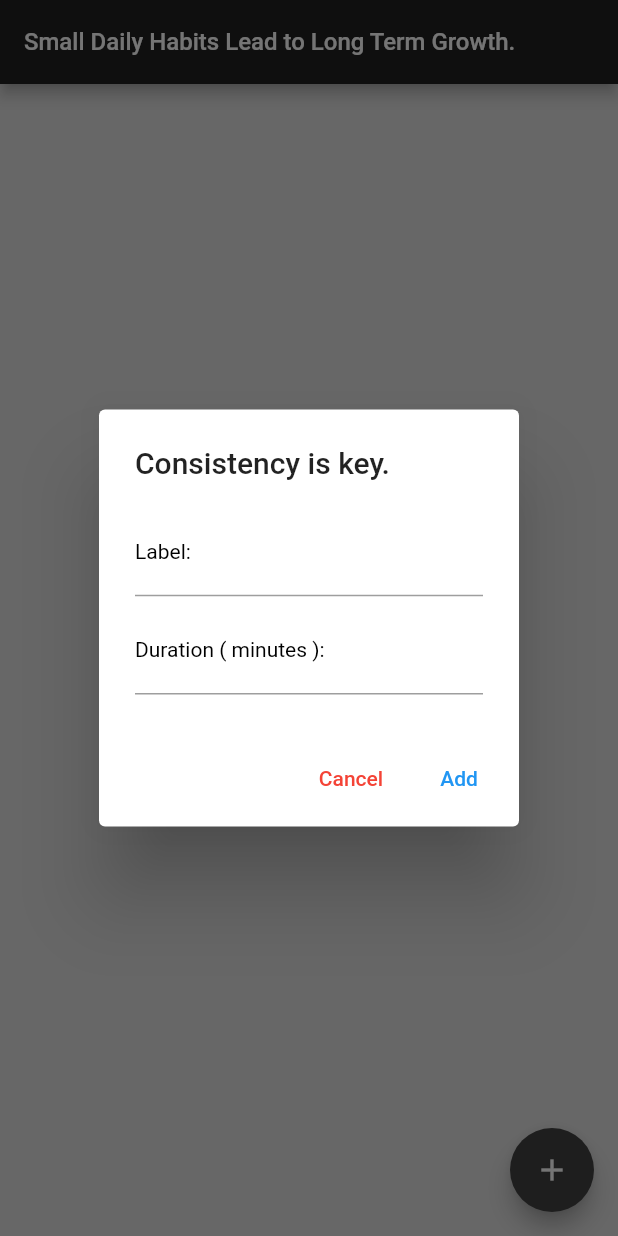
After one commit to DanielCanada/SP02-HabitAppMod, a Flutter app: the screen it shows after launch, after a tap on the "add" icon, on a phone screen of 412 x 824 dp. The commit adds this screen. Run offline on Flutter 3.47's test engine with Material 2 defaults, Android fonts, the phone set to English and light mode, and no system bars; our stand-ins replace hive, hive_flutter, percent_indicator; missing offline and left inert: dart:html; accounts and stored records are empty.

Commit message:
added hive and improved UI

```diff
--- /dev/null
+++ b/habittrackerapp/lib/boxes.dart
@@ -0,0 +1,6 @@
+import 'package:hive/hive.dart';
+import 'package:habittrackerapp/models/habits.dart';
+
+class Boxes {
+  static Box<Habits> getHabits() => Hive.box<Habits>('habits');
+}
--- a/habittrackerapp/lib/home_page.dart
+++ b/habittrackerapp/lib/home_page.dart
@@ -1,6 +1,13 @@
+import 'dart:html';
+
 import 'package:flutter/material.dart';
+import 'package:habittrackerapp/boxes.dart';
 import 'dart:async';
 import 'package:habittrackerapp/habit_tile.dart';
+import 'package:habittrackerapp/widgets/habit_dialog.dart';
+import 'package:hive/hive.dart';
+import 'package:hive_flutter/hive_flutter.dart';
+import 'package:habittrackerapp/models/habits.dart';
 
 class HomePage extends StatefulWidget {
   const HomePage({Key? key}) : super(key: key);
@@ -10,40 +17,47 @@ class HomePage extends StatefulWidget {
 }
 
 class _MyWidgetState extends State<HomePage> {
-  List habitList = [
-    ['Exercise / Chores', false, 0, 1],
-    ['Meditate', false, 0, 20],
-    ['Hobbies', false, 0, 20],
-    ['Read', false, 0, 40],
-  ];
+  // List habitList = [
+  //   ['Exercise / Chores', false, 0, 1],
+  //   ['Meditate', false, 0, 20],
+  //   ['Hobbies', false, 0, 20],
+  //   ['Read', false, 0, 40],
+  // ];
 
-  void habitStarted(int index) {
+  @override
+  void dispose() {
+    Hive.close();
+
+    super.dispose();
+  }
+
+  void habitStarted(Habits habits) {
     // start or stop
     setState(() {
-      habitList[index][1] = !habitList[index][1];
+      habits.habitStarted = !habits.habitStarted;
     });
     // include time elapsed
-    int elapsedTime = habitList[index][2];
+    int elapsedTime = habits.timeSpent;
     // note start time
     var startTime = DateTime.now();
 
-    if (habitList[index][1] == true) {
+    if (habits.habitStarted == true) {
       // keep time going
       Timer.periodic(const Duration(seconds: 1), (timer) {
         setState(() {
           // check if stop
-          if (habitList[index][1] == false) {
+          if (habits.habitStarted == false) {
             timer.cancel();
           }
 
-          if (habitList[index][2] == ((habitList[index][3] * 60) - 1)) {
+          if (habits.timeSpent == ((habits.timeGoal * 60) - 1)) {
             timer.cancel();
-            habitList[index][1] = !habitList[index][1];
+            habits.habitStarted = !habits.habitStarted;
           }
 
           // calculate time elapsed
           var currentTime = DateTime.now();
-          habitList[index][2] = elapsedTime +
+          habits.timeSpent = elapsedTime +
               currentTime.second -
               startTime.second +
               60 * (currentTime.minute - startTime.minute) +
@@ -53,80 +67,9 @@ class _MyWidgetState extends State<HomePage> {
     }
   }
 
-  void restartClicked(int index) {
+  void restartClicked(Habits habits) {
     setState(() {
-      habitList[index][2] = 0;
-    });
-  }
-
-  void settingsOpened(int index) {
-    TextEditingController nameEditController;
-    TextEditingController durationEditController;
-
-    showDialog(
-        context: context,
-        builder: (context) {
-          return AlertDialog(
-            title: const Text(
-              'Settings',
-              style: TextStyle(fontSize: 18, fontWeight: FontWeight.bold),
-            ),
-            content: SingleChildScrollView(
-              child: ListBody(
-                children: <Widget>[
-                  TextFormField(
-                    cursorColor: Colors.black,
-                    controller: nameEditController =
-                        TextEditingController(text: habitList[index][0]),
-                    decoration: const InputDecoration(
-                      //hintText: snapshot.data!.title.toString(),
-                      labelText: "Label:",
-                      labelStyle: TextStyle(color: Colors.grey, fontSize: 14),
-                    ),
-                    keyboardType: TextInputType.name,
-                    textInputAction: TextInputAction.done,
-                    style: const TextStyle(color: Colors.black),
-                  ),
-                  const SizedBox(height: 12),
-                  TextFormField(
-                    cursorColor: Colors.black,
-                    controller: durationEditController = TextEditingController(
-                        text: habitList[index][3].toString()),
-                    decoration: const InputDecoration(
-                      //hintText: snapshot.data!.title.toString(),
-                      labelText: "Duration ( minutes ):",
-                      labelStyle: TextStyle(color: Colors.grey, fontSize: 14),
-                    ),
-                    keyboardType: TextInputType.name,
-                    textInputAction: TextInputAction.done,
-                    style: const TextStyle(color: Colors.black),
-                  ),
-                ],
-              ),
-            ),
-            actions: <Widget>[
-              TextButton(
-                child: const Text(
-                  'Cancel',
-                  style: TextStyle(color: Colors.red),
-                ),
-                onPressed: () {
-                  Navigator.of(context).pop();
-                },
-              ),
-              TextButton(
-                child: const Text('Update'),
-                onPressed: () {
-                  setState(() {
-                    habitList[index][0] = nameEditController.text;
-                    habitList[index][3] =
-                        double.parse(durationEditController.text);
-                  });
-                  Navigator.of(context).pop();
-                },
-              ),
-            ],
-          );
+      habits.timeSpent = 0;
     });
   }
 
@@ -140,24 +83,202 @@ class _MyWidgetState extends State<HomePage> {
             style: TextStyle(fontSize: 16)),
         centerTitle: false,
       ),
-        body: ListView.builder(
-            itemCount: habitList.length,
-            itemBuilder: ((context, index) {
-              return HabitTile(
-                habitName: habitList[index][0],
+      body: ValueListenableBuilder<Box<Habits>>(
+        valueListenable: Boxes.getHabits().listenable(),
+        builder: (context, box, _) {
+          final habits = box.values.toList().cast<Habits>();
+
+          return buildContent(habits);
+        },
+      ),
+      floatingActionButton: FloatingActionButton(
+        child: const Icon(Icons.add),
+        backgroundColor: Colors.grey[800],
+        onPressed: () => showDialog(
+          context: context,
+          builder: (context) => HabitDialog(
+            onClickedDone: addHabit,
+          ),
+        ),
+      ),
+      // ListView.builder(
+      //     itemCount: habitList.length,
+      //     itemBuilder: ((context, index) {
+      //       return HabitTile(
+      //         habitName: habitList[index][0],
+      //         onTap: () {
+      //           habitStarted(index);
+      //         },
+      //         settingsTapped: () {
+      //           settingsOpened(index);
+      //         },
+      //         restartTapped: () {
+      //           restartClicked(index);
+      //         },
+      //         timeSpent: habitList[index][2],
+      //         timeGoal: habitList[index][3],
+      //         habitStarted: habitList[index][1],
+      //       );
+      //     }))
+    );
+  }
+
+  Widget buildContent(List<Habits> habits) {
+    if (habits.isEmpty) {
+      return const Center(
+        child: Text(
+          'No habits yet!',
+          style: TextStyle(fontSize: 24),
+        ),
+      );
+    } else {
+      return Column(
+        children: [
+          const SizedBox(height: 24),
+          Expanded(
+            child: ListView.builder(
+              padding: const EdgeInsets.all(8),
+              itemCount: habits.length,
+              itemBuilder: (BuildContext context, int index) {
+                final habit = habits[index];
+
+                // return buildHabit(context, habit);
+                return Dismissible(
+                  key: Key(habit.name),
+                  direction: DismissDirection.endToStart,
+                  onDismissed: (direction) {
+                    setState(() {
+                      deleteHabit(habit);
+                      habits.removeAt(index);
+                    });
+
+                    ScaffoldMessenger.of(context).showSnackBar(
+                        SnackBar(content: Text('${habit.name} removed')));
+                  },
+                  background: Padding(
+                    padding: const EdgeInsets.only(
+                        left: 20.0, right: 20.0, top: 20.0),
+                    child: Container(
+                      alignment: Alignment.centerRight,
+                      color: Colors.red,
+                      child: const Padding(
+                        padding: EdgeInsets.only(right: 24.0),
+                        child: Icon(Icons.delete, color: Colors.white),
+                      ),
+                    ),
+                  ),
+                  child: HabitTile(
                       onTap: () {
-                  habitStarted(index);
+                        habitStarted(habit);
                       },
                       settingsTapped: () {
-                  settingsOpened(index);
+                        showDialog(
+                            context: context,
+                            builder: (context) => HabitDialog(
+                                  habit: habit,
+                                  onClickedDone: (name, timeSpent, timeGoal,
+                                          habitStarted) =>
+                                      editHabit(habit, name, timeSpent,
+                                          timeGoal, habitStarted),
+                                ));
                       },
                       restartTapped: () {
-                  restartClicked(index);
+                        restartClicked(habit);
                       },
-                timeSpent: habitList[index][2],
-                timeGoal: habitList[index][3],
-                habitStarted: habitList[index][1],
+                      habit: habit),
                 );
-            })));
+              },
+            ),
+          ),
+        ],
+      );
     }
   }
+
+  Widget buildHabit(
+    BuildContext context,
+    Habits habit,
+  ) {
+    return Card(
+      color: Colors.white,
+      child: ExpansionTile(
+        tilePadding: const EdgeInsets.symmetric(horizontal: 24, vertical: 8),
+        title: Text(
+          habit.name,
+          maxLines: 2,
+          style: const TextStyle(fontWeight: FontWeight.bold, fontSize: 18),
+        ),
+        subtitle: Text("${habit.timeSpent}/${habit.timeGoal}"),
+        children: [
+          buildButtons(context, habit),
+        ],
+      ),
+    );
+  }
+
+  Widget buildButtons(BuildContext context, Habits habit) => Row(
+        children: [
+          Expanded(
+            child: TextButton.icon(
+              label: const Text('Edit'),
+              icon: const Icon(Icons.edit),
+              onPressed: () => Navigator.of(context).push(
+                MaterialPageRoute(
+                  builder: (context) => HabitDialog(
+                    habit: habit,
+                    onClickedDone: (name, timeSpent, timeGoal, habitStarted) =>
+                        editHabit(
+                            habit, name, timeSpent, timeGoal, habitStarted),
+                  ),
+                ),
+              ),
+            ),
+          ),
+          Expanded(
+            child: TextButton.icon(
+              label: const Text('Delete'),
+              icon: const Icon(Icons.delete),
+              onPressed: () => deleteHabit(habit),
+            ),
+          )
+        ],
+      );
+
+  Future? addHabit(
+      String name, int timeSpent, int timeGoal, bool habitStarted) {
+    final habit = Habits()
+      ..name = name
+      ..timeSpent = timeSpent
+      ..timeGoal = timeGoal
+      ..habitStarted = false;
+
+    final box = Boxes.getHabits();
+    box.add(habit);
+  }
+
+  void editHabit(
+    Habits habit,
+    String name,
+    int timeSpent,
+    int timeGoal,
+    bool habitStarted,
+  ) {
+    habit.name = name;
+    habit.timeSpent = timeSpent;
+    habit.timeGoal = timeGoal;
+    habit.habitStarted = habitStarted;
+
+    // final box = Boxes.getTransactions();
+    // box.put(habit.key, habit);
+
+    habit.save();
+  }
+
+  void deleteHabit(Habits habit) {
+    // final box = Boxes.getTransactions();
+    // box.delete(habit.key);
+
+    habit.delete();
+    //setState(() => transactions.remove(habit));
+  }
+}
--- a/habittrackerapp/lib/main.dart
+++ b/habittrackerapp/lib/main.dart
@@ -1,7 +1,17 @@
 import 'package:flutter/material.dart';
 import 'package:habittrackerapp/home_page.dart';
+import 'package:habittrackerapp/models/habits.dart';
+import 'package:hive/hive.dart';
+import 'package:hive_flutter/hive_flutter.dart';
 
-void main() {
+Future main() async {
+  WidgetsFlutterBinding.ensureInitialized();
+
+  await Hive.initFlutter();
+
+  Hive.registerAdapter(HabitsAdapter());
+  await Hive.openBox<Habits>('habits');
+
   runApp(const MyApp());
 }
 
--- /dev/null
+++ b/habittrackerapp/lib/models/habits.dart
@@ -0,0 +1,18 @@
+import 'package:hive/hive.dart';
+
+part 'habits.g.dart';
+
+@HiveType(typeId: 0) // unique to class
+class Habits extends HiveObject {
+  @HiveField(0)
+  late String name;
+
+  @HiveField(1)
+  late int timeSpent;
+
+  @HiveField(2)
+  late int timeGoal;
+
+  @HiveField(3)
+  late bool habitStarted = false;
+}
--- /dev/null
+++ b/habittrackerapp/lib/widgets/habit_dialog.dart
@@ -0,0 +1,133 @@
+import 'package:flutter/material.dart';
+import 'package:habittrackerapp/models/habits.dart';
+
+class HabitDialog extends StatefulWidget {
+  final Habits? habit;
+  final Function(String name, int timeSpent, int timeGoal, bool habitStarted)
+      onClickedDone;
+
+  const HabitDialog({
+    Key? key,
+    this.habit,
+    required this.onClickedDone,
+  }) : super(key: key);
+
+  @override
+  _HabitDialogState createState() => _HabitDialogState();
+}
+
+class _HabitDialogState extends State<HabitDialog> {
+  final formKey = GlobalKey<FormState>();
+  final nameController = TextEditingController();
+  final timeGoalController = TextEditingController();
+
+  bool habitStarted = true;
+
+  @override
+  void initState() {
+    super.initState();
+
+    if (widget.habit != null) {
+      final habit = widget.habit!;
+
+      nameController.text = habit.name;
+      timeGoalController.text = habit.timeSpent.toString();
+      timeGoalController.text = habit.timeGoal.toString();
+      habitStarted = habit.habitStarted;
+    }
+  }
+
+  @override
+  void dispose() {
+    nameController.dispose();
+    timeGoalController.dispose();
+
+    super.dispose();
+  }
+
+  @override
+  Widget build(BuildContext context) {
+    final isEditing = widget.habit != null;
+    final title = isEditing ? 'Edit Habit' : 'Consistency is key.';
+
+    return AlertDialog(
+      title: Text(title),
+      content: Form(
+        key: formKey,
+        child: SingleChildScrollView(
+          child: Column(
+            mainAxisSize: MainAxisSize.min,
+            children: <Widget>[
+              buildName(),
+              const SizedBox(height: 8),
+              buildTimeGoal(),
+            ],
+          ),
+        ),
+      ),
+      actions: <Widget>[
+        buildCancelButton(context),
+        buildAddButton(context, isEditing: isEditing),
+      ],
+    );
+  }
+
+  Widget buildName() => TextFormField(
+        cursorColor: Colors.black,
+        controller: nameController,
+        decoration: const InputDecoration(
+          labelText: "Label:",
+          labelStyle: TextStyle(color: Colors.black, fontSize: 14),
+        ),
+        validator: (name) =>
+            name != null && name.isEmpty ? 'Enter a name' : null,
+        keyboardType: TextInputType.name,
+        textInputAction: TextInputAction.done,
+        style: const TextStyle(color: Colors.black),
+      );
+
+  Widget buildTimeGoal() => TextFormField(
+        cursorColor: Colors.black,
+        controller: timeGoalController, //habitList[index][3].toString()),
+        decoration: const InputDecoration(
+          labelText: "Duration ( minutes ):",
+          labelStyle: TextStyle(color: Colors.black, fontSize: 14),
+        ),
+        validator: (timeSpent) =>
+            timeSpent != null && int.tryParse(timeSpent) == null
+                ? 'Enter a valid number'
+                : null,
+        keyboardType: TextInputType.name,
+        textInputAction: TextInputAction.done,
+        style: const TextStyle(color: Colors.black),
+      );
+
+  Widget buildCancelButton(BuildContext context) => TextButton(
+        child: const Text(
+          'Cancel',
+          style: TextStyle(color: Colors.red),
+        ),
+        onPressed: () => Navigator.of(context).pop(),
+      );
+
+  Widget buildAddButton(BuildContext context, {required bool isEditing}) {
+    final text = isEditing ? 'Save' : 'Add';
+
+    return TextButton(
+      child: Text(text),
+      onPressed: () async {
+        final isValid = formKey.currentState!.validate();
+
+        if (isValid) {
+          final name = nameController.text;
+          const timeSpent = 0;
+          final timeGoal = int.tryParse(timeGoalController.text) ?? 0;
+
+          widget.onClickedDone(name, timeSpent, timeGoal, habitStarted);
+
+          Navigator.of(context).pop();
+        }
+      },
+    );
+  }
+}
```
Also changed, not shown: habittrackerapp/lib/habit_tile.dart (+16 -20 lines), habittrackerapp/lib/models/habits.g.dart (added), habittrackerapp/pubspec.lock. Lines whose indentation alone changed are shown as unchanged.
